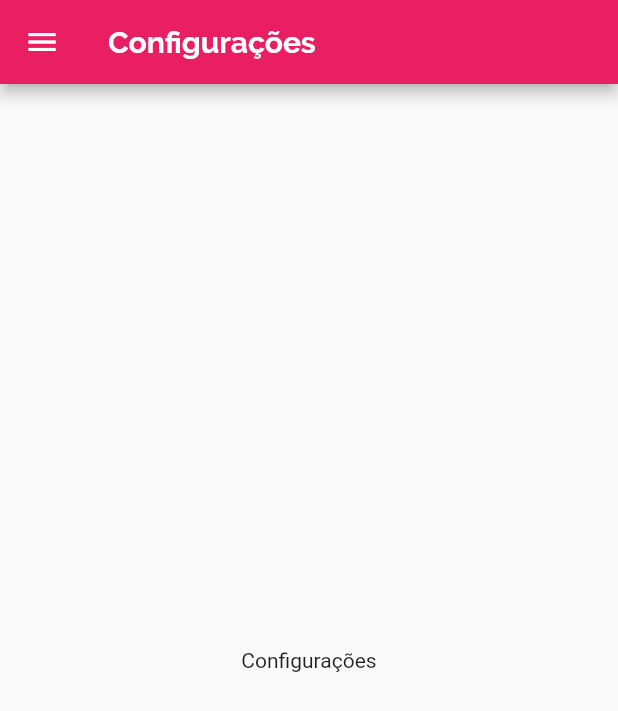
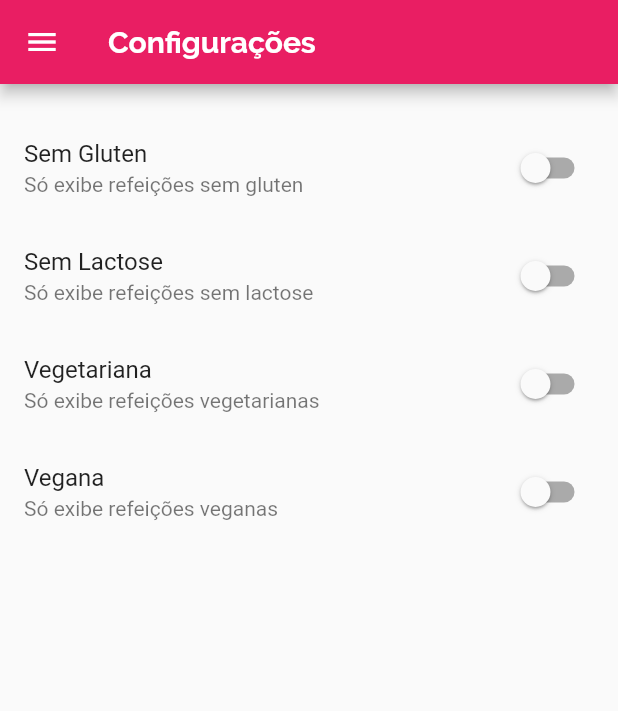
Before and after one commit to HenriqueCisi/project_kitchen_recipes, a Flutter app: the SettingsScreen screen opened by its route, on a phone screen of 412 x 824 dp. Shown: the top 711 px of the screen. Run offline on Flutter 3.47's test engine with Material 2 defaults, Android fonts, the phone set to English and light mode, and no system bars.

Commit message:
adds settings screen structure

```diff
--- /dev/null
+++ b/lib/models/settings.dart
@@ -0,0 +1,13 @@
+class Settings {
+  bool isGlutenFree;
+  bool isLactoseFree;
+  bool isVegan;
+  bool isVegetarian;
+
+  Settings({
+    this.isGlutenFree = false,
+    this.isLactoseFree = false,
+    this.isVegan = false,
+    this.isVegetarian = false,
+  });
+}
--- a/lib/screens/settings_screen.dart
+++ b/lib/screens/settings_screen.dart
@@ -1,19 +1,64 @@
 import 'package:flutter/material.dart';
 import 'package:project_kitchen_recipes/components/main_drawer.dart';
+import 'package:project_kitchen_recipes/models/settings.dart';
 
-class SettingsScreen extends StatelessWidget {
+class SettingsScreen extends StatefulWidget {
   const SettingsScreen({super.key});
+
+  @override
+  State<SettingsScreen> createState() => _SettingsScreenState();
+}
+
+class _SettingsScreenState extends State<SettingsScreen> {
+  var settings = Settings();
+
+  Widget _createSwitch(
+      String title, String subtitle, bool value, Function(bool) onChanged) {
+    return SwitchListTile.adaptive(
+        title: Text(title),
+        subtitle: Text(subtitle),
+        value: value,
+        onChanged: onChanged);
+  }
 
   @override
   Widget build(BuildContext context) {
     return Scaffold(
-      appBar: AppBar(
-        title: const Text('Configurações'),
-      ),
-      drawer: const MainDrawer(),
-      body: const Center(
-        child: Text('Configurações'),
-      ),
-    );
+        appBar: AppBar(
+          title: const Text('Configurações'),
+        ),
+        drawer: const MainDrawer(),
+        body: Column(
+          children: [
+            Container(
+              padding: const EdgeInsets.all(10),
+            ),
+            Expanded(
+                child: ListView(
+              children: [
+                _createSwitch(
+                    'Sem Gluten',
+                    'Só exibe refeições sem gluten',
+                    settings.isGlutenFree,
+                    (value) => setState(() => settings.isGlutenFree = value)),
+                _createSwitch(
+                    'Sem Lactose',
+                    'Só exibe refeições sem lactose',
+                    settings.isLactoseFree,
+                    (value) => setState(() => settings.isLactoseFree = value)),
+                _createSwitch(
+                    'Vegetariana',
+                    'Só exibe refeições vegetarianas',
+                    settings.isVegetarian,
+                    (value) => setState(() => settings.isVegetarian = value)),
+                _createSwitch(
+                    'Vegana',
+                    'Só exibe refeições veganas',
+                    settings.isVegan,
+                    (value) => setState(() => settings.isVegan = value)),
+              ],
+            ))
+          ],
+        ));
   }
 }
```
